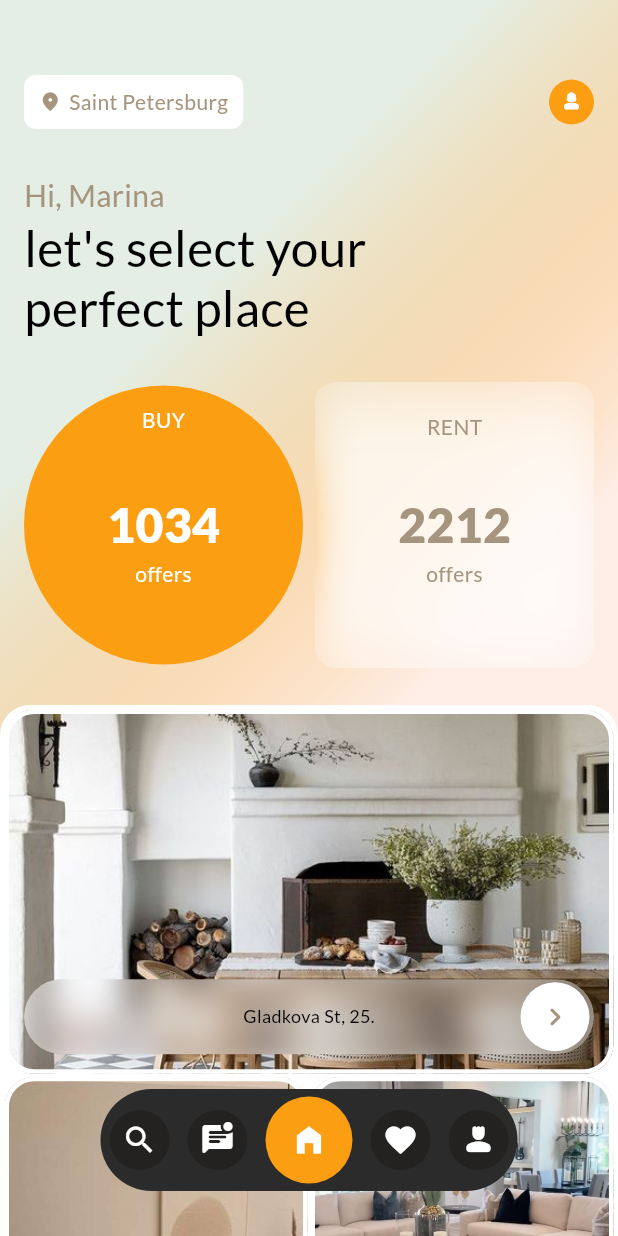
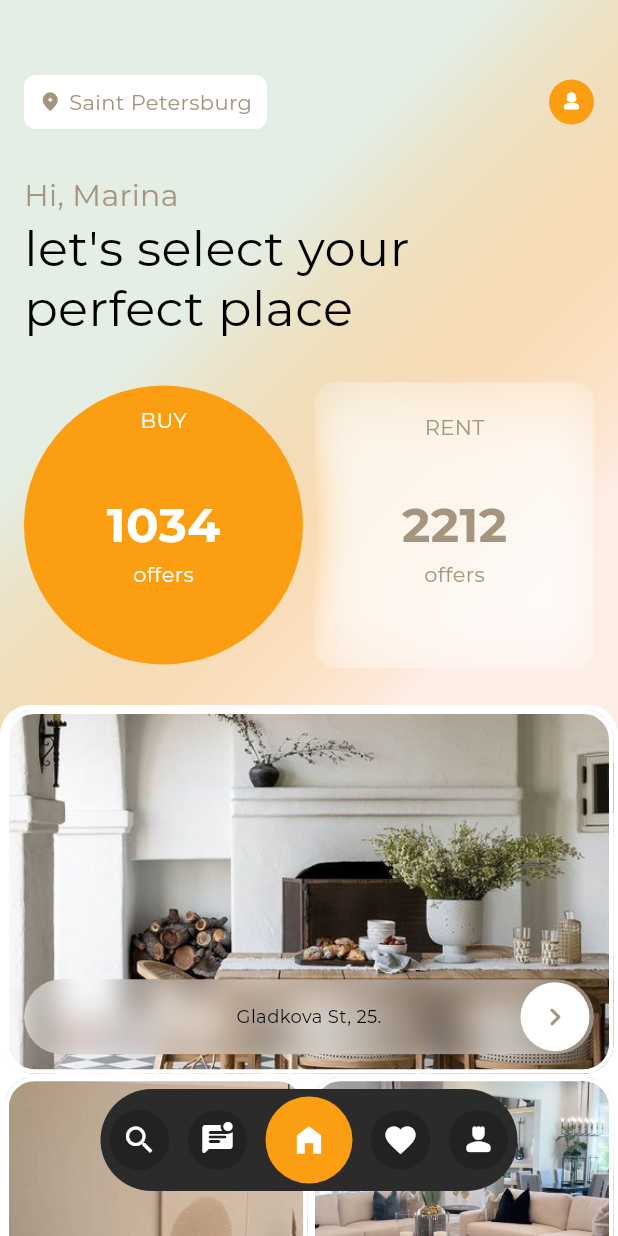
Before and after one commit to EmmanuelTobi/realestate_ui, a Flutter app: the screen it shows after launch, on a phone screen of 412 x 824 dp. Run offline on Flutter 3.47's test engine with Material 3 defaults, Android fonts, the phone set to English and light mode, and no system bars.

Commit message:
setup font manually

```diff
--- a/lib/main.dart
+++ b/lib/main.dart
@@ -1,5 +1,4 @@
 import 'package:flutter/material.dart';
-import 'package:google_fonts/google_fonts.dart';
 import 'package:realestate_ui/ui/home_tab/home_tab_view.dart';
 
 void main() {
@@ -16,7 +15,7 @@ class MyApp extends StatelessWidget {
       debugShowCheckedModeBanner: false,
       theme: ThemeData(
         colorScheme: ColorScheme.fromSeed(seedColor: Colors.deepPurple),
-        textTheme: GoogleFonts.latoTextTheme(),
+        fontFamily: "Montserrat",
         useMaterial3: true,
       ),
       home: const HomeTabView(),
--- a/lib/views/animating_text.dart
+++ b/lib/views/animating_text.dart
@@ -1,4 +1,5 @@
 import 'package:flutter/cupertino.dart';
+import 'package:flutter/material.dart';
 import 'package:realestate_ui/utils/colors.dart';
 
 class AnimatingText extends StatefulWidget {
@@ -70,9 +71,9 @@ class _AnimatingTextState extends State<AnimatingText> with TickerProviderStateM
         return Text(
           score,
           style: TextStyle(
-              fontSize: 32,
-              color: widget.textColor ?? secondaryColor,
-              fontWeight: FontWeight.w900,
+            fontSize: 32,
+            color: widget.textColor ?? secondaryColor,
+            fontWeight: FontWeight.w700,
           ),
         );
       },
```
Also changed, not shown: pubspec.yaml (+11 -2 lines), assets/fonts/montserrat_bold.ttf (added), assets/fonts/montserrat_light.ttf (added), assets/fonts/montserrat_regular.ttf (added), assets/fonts/montserrat_thin.ttf (added), pubspec.lock.
